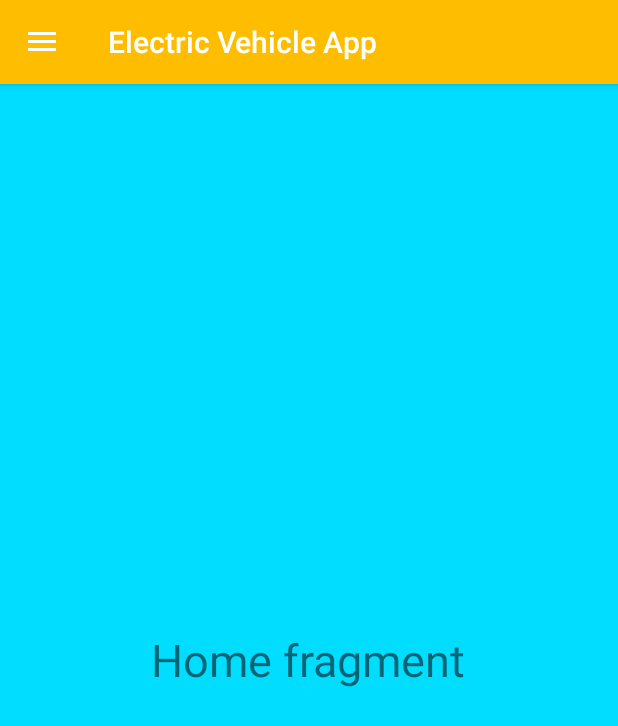
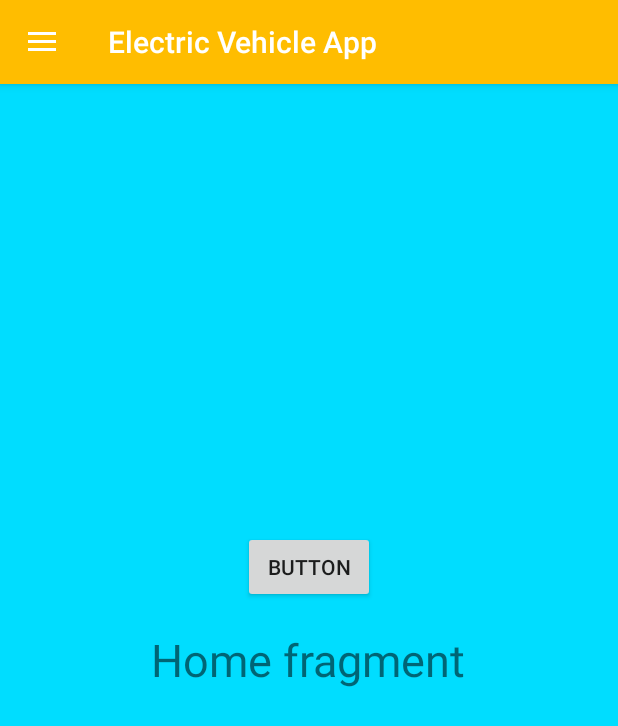
Before and after one commit to Derklez/Electric-Vehicle-Capstone-Project, an Android app: the screen it shows after launch (MainActivity), on a phone screen of 412 x 824 dp. Shown: the top 726 px of the screen. Run offline under Robolectric (Android 15) with nearby library versions, the phone set to English and light mode, and no system bars; our stand-ins replace Firebase (no records; nobody signed in at launch, a user with empty details on screens opened directly).

```diff
--- a/app/build.gradle
+++ b/app/build.gradle
@@ -30,4 +30,8 @@ dependencies {
     implementation 'com.google.android.gms:play-services-maps:15.0.1'
     implementation 'com.android.support:design:28.0.0'
     implementation 'com.jjoe64:graphview:4.2.2'
+    implementation 'com.google.firebase:firebase-core:16.0.1'
+    implementation 'com.google.firebase:firebase-database:16.0.1'
 }
+
+apply plugin: 'com.google.gms.google-services'
--- a/app/src/main/java/edu/uwm/team10/electricvehicleapp/HomeFragment.java
+++ b/app/src/main/java/edu/uwm/team10/electricvehicleapp/HomeFragment.java
@@ -7,6 +7,10 @@ import android.support.v4.app.Fragment;
 import android.view.LayoutInflater;
 import android.view.View;
 import android.view.ViewGroup;
+import android.widget.Button;
+
+import com.google.firebase.database.DatabaseReference;
+import com.google.firebase.database.FirebaseDatabase;
 
 public class HomeFragment extends Fragment {
 
@@ -15,4 +19,5 @@ public class HomeFragment extends Fragment {
     public View onCreateView(@NonNull LayoutInflater inflater, @Nullable ViewGroup container, @Nullable Bundle savedInstanceState) {
         return inflater.inflate(R.layout.fragment_home, container, false);
     }
+
 }
--- a/app/src/main/res/layout/fragment_home.xml
+++ b/app/src/main/res/layout/fragment_home.xml
@@ -10,4 +10,14 @@
         android:text="Home fragment"
         android:textSize="30sp"
         android:layout_centerInParent="true"/>
+
+    <Button
+        android:id="@+id/testButton"
+        android:layout_width="wrap_content"
+        android:layout_height="wrap_content"
+        android:layout_alignParentTop="true"
+        android:layout_centerHorizontal="true"
+        android:layout_marginTop="298dp"
+        android:text="Button"
+        android:onClick="onButtonTap"/>
 </RelativeLayout>
--- a/build.gradle
+++ b/build.gradle
@@ -8,7 +8,7 @@ buildscript {
     }
     dependencies {
         classpath 'com.android.tools.build:gradle:3.2.0'
-
+        classpath 'com.google.gms:google-services:4.0.1'
 
         // NOTE: Do not place your application dependencies here; they belong
         // in the individual module build.gradle files
```
Also changed, not shown: app/src/main/java/edu/uwm/team10/electricvehicleapp/MainActivity.java (+10 -1 lines), 1 other file.
